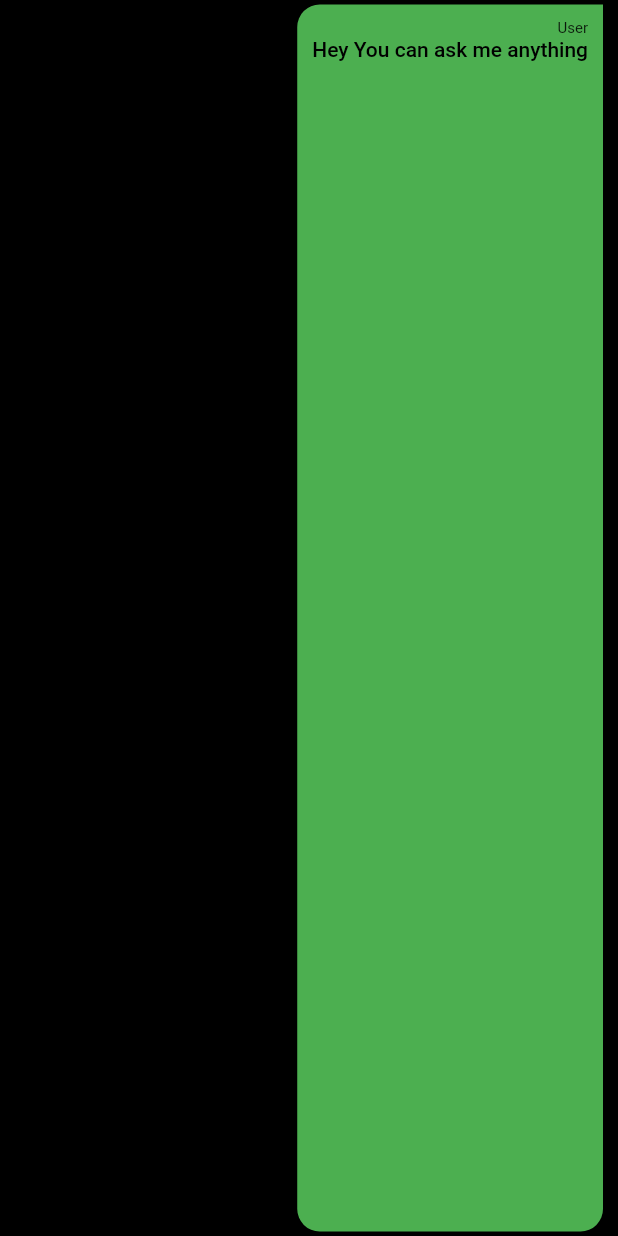
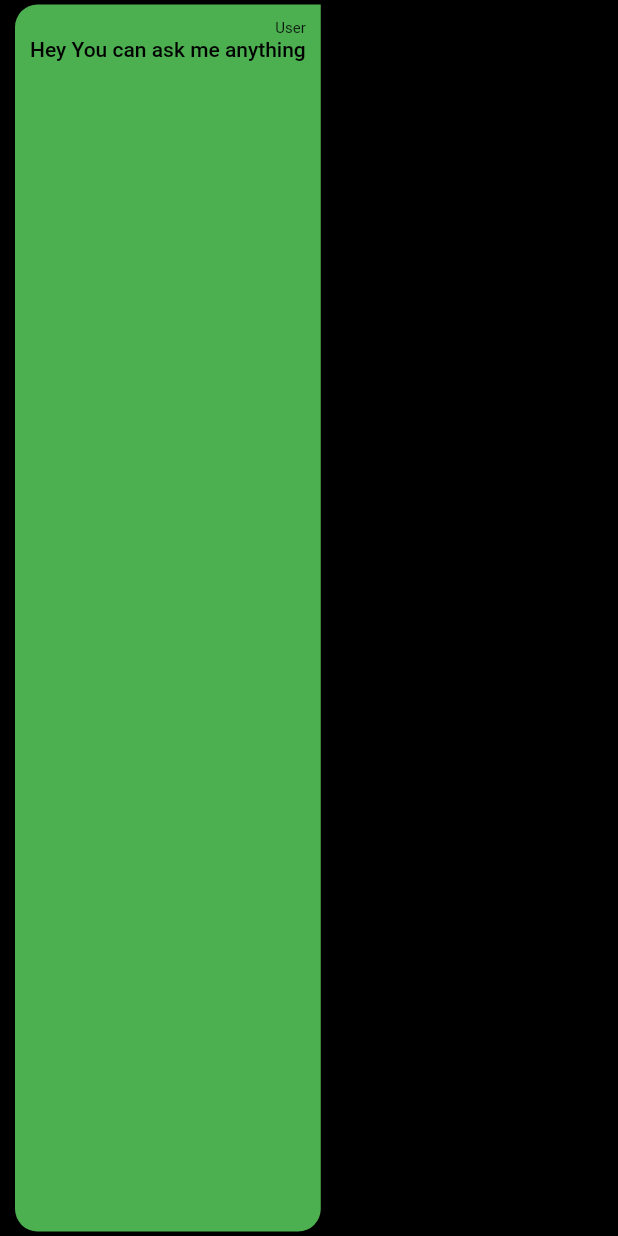
Before and after one commit to mvharikrishnan/ChatGPT, a Flutter app: the GreenMessage widget shown alone on an empty page, opened directly with sample values from the repository, on a phone screen of 412 x 824 dp. Run offline on Flutter 3.47's test engine with Material 2 defaults, Android fonts, the phone set to English and light mode, and no system bars; our stand-ins replace top_snackbar_flutter.

Commit message:
Little updations

```diff
--- a/lib/View/widgets/greenMessage.dart
+++ b/lib/View/widgets/greenMessage.dart
@@ -1,6 +1,6 @@
 import 'package:chat_gpt/Controller/messageNotifier.dart';
 import 'package:chat_gpt/Model/messageModel.dart';
-import 'package:flutter/cupertino.dart';
+
 import 'package:flutter/material.dart';
 
 class GreenMessage extends StatelessWidget {
@@ -13,10 +13,7 @@ class GreenMessage extends StatelessWidget {
   final MessageNotifier messageNotifier;
   @override
   Widget build(BuildContext context) {
-    return Row(
-      mainAxisAlignment: MainAxisAlignment.end,
-      children: [
-        Container(
+    return Container(
       margin: const EdgeInsets.symmetric(horizontal: 10, vertical: 3),
       padding: const EdgeInsets.all(10),
       decoration: const BoxDecoration(
@@ -35,13 +32,10 @@ class GreenMessage extends StatelessWidget {
           ),
           Text(
             message.message,
-                style:
-                    TextStyle(color: Colors.black, fontWeight: FontWeight.w500),
+            style: TextStyle(color: Colors.black, fontWeight: FontWeight.w500),
           ),
         ],
       ),
-        ),
-      ],
     );
   }
 }
--- a/lib/View/widgets/textEditingWidget.dart
+++ b/lib/View/widgets/textEditingWidget.dart
@@ -26,7 +26,8 @@ class TextEditingWigdet extends StatelessWidget {
             ),
             child: TextFormField(
               controller: textEditingController,
-              decoration: InputDecoration(hintText: hintText),
+              decoration:
+                  InputDecoration(hintText: hintText, border: InputBorder.none),
             ),
           ),
           InkWell(
--- a/pubspec.yaml
+++ b/pubspec.yaml
@@ -34,13 +34,9 @@ dependencies:
         sdk: flutter
     http: ^0.13.5
     provider: ^6.0.5
+    top_snackbar_flutter: ^3.0.0+1
 
 dev_dependencies:
-    # The "flutter_lints" package below contains a set of recommended lints to
-    # encourage good coding practices. The lint set provided by the package is
-    # activated in the `analysis_options.yaml` file located at the root of your
-    # package. See that file for information about deactivating specific lint
-    # rules and activating additional ones.
     flutter_lints: ^2.0.0
     flutter_test:
         sdk: flutter
```
Also changed, not shown: lib/View/widgets/whiteMessage.dart (+19 -4 lines), pubspec.lock. Lines whose indentation alone changed are shown as unchanged.
